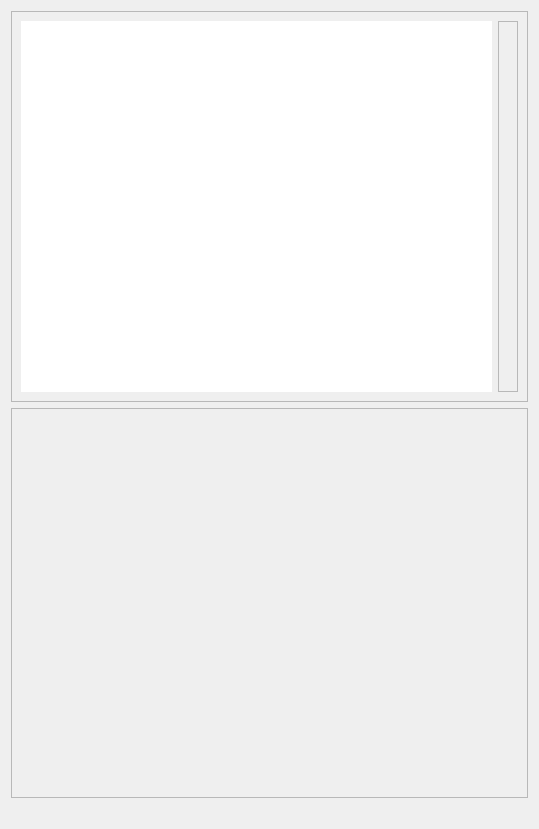
Before: the Qt Designer form source/modules/image_widget/ImageWidget.ui in josefkoller/ambient_image_processor, drawn with Qt 5.
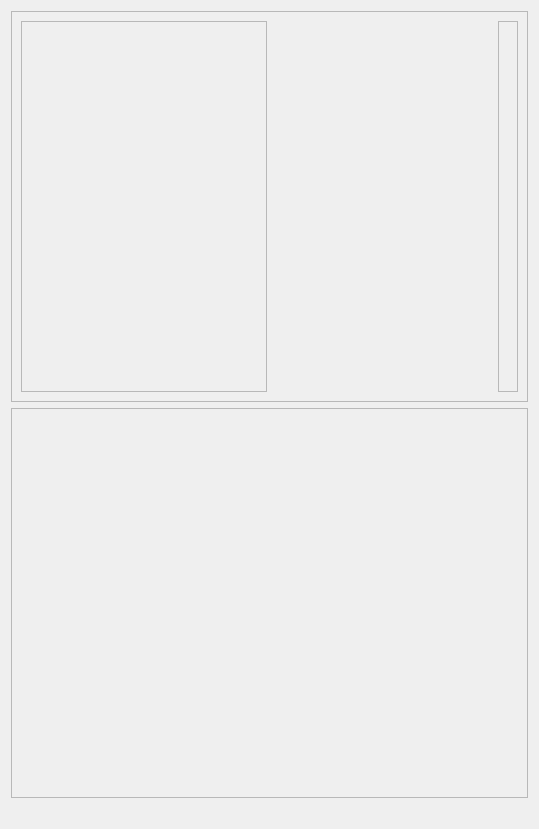
After: the same form once the commit is applied.

Commit message: image view module

```diff
--- a/source/modules/image_widget/ImageWidget.ui
+++ b/source/modules/image_widget/ImageWidget.ui
@@ -36,49 +36,17 @@
       </property>
       <layout class="QHBoxLayout" name="horizontalLayout_6">
        <item>
-        <widget class="QLabel" name="image_frame">
-         <property name="sizePolicy">
-          <sizepolicy hsizetype="Expanding" vsizetype="Expanding">
-           <horstretch>0</horstretch>
-           <verstretch>0</verstretch>
-          </sizepolicy>
+        <widget class="QFrame" name="image_frame">
+         <property name="frameShape">
+          <enum>QFrame::StyledPanel</enum>
          </property>
-         <property name="minimumSize">
-          <size>
-           <width>50</width>
-           <height>350</height>
-          </size>
+         <property name="frameShadow">
+          <enum>QFrame::Raised</enum>
          </property>
-         <property name="maximumSize">
-          <size>
-           <width>16777215</width>
-           <height>16777215</height>
-          </size>
-         </property>
-         <property name="baseSize">
-          <size>
-           <width>100</width>
-           <height>100</height>
-          </size>
-         </property>
-         <property name="cursor">
-          <cursorShape>CrossCursor</cursorShape>
-         </property>
-         <property name="mouseTracking">
-          <bool>false</bool>
-         </property>
-         <property name="autoFillBackground">
-          <bool>false</bool>
-         </property>
-         <property name="styleSheet">
-          <string notr="true">background: white</string>
-         </property>
-         <property name="text">
-          <string/>
-         </property>
+         <layout class="QVBoxLayout" name="verticalLayout_3"/>
         </widget>
        </item>
-       <item>
+       <item alignment="Qt::AlignRight">
         <widget class="QFrame" name="slice_control_widget_frame">
          <property name="frameShape">
           <enum>QFrame::StyledPanel</enum>
```
The commit also changes 28 other files.
